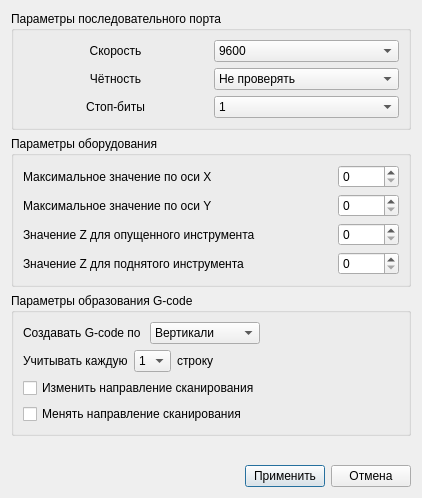
Above: ui/settings.ui from vladislick/CNCRun before the change. Below: the same form after it.
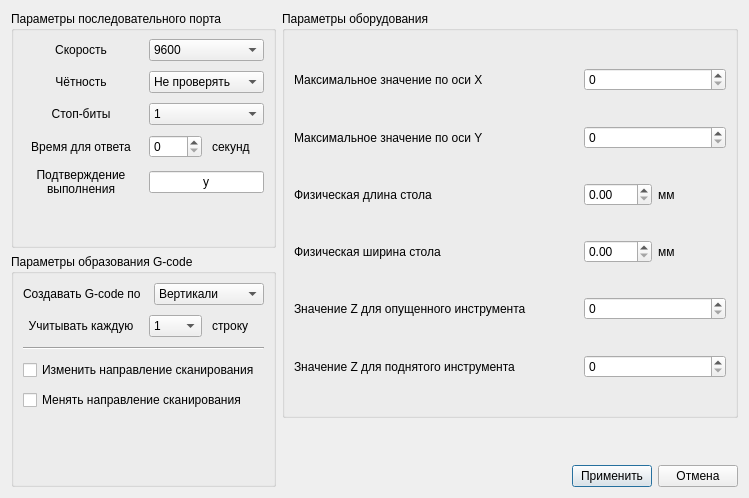
That is the form after the change.

```diff
--- a/ui/settings.ui
+++ b/ui/settings.ui
@@ -6,20 +6,34 @@
    <rect>
     <x>0</x>
     <y>0</y>
-    <width>422</width>
+    <width>749</width>
     <height>498</height>
    </rect>
   </property>
+  <property name="minimumSize">
+   <size>
+    <width>600</width>
+    <height>450</height>
+   </size>
+  </property>
   <property name="windowTitle">
    <string>Установки</string>
   </property>
-  <layout class="QVBoxLayout" name="verticalLayout">
+  <layout class="QHBoxLayout" name="horizontalLayout_11" stretch="1,2">
+   <item>
+    <layout class="QVBoxLayout" name="verticalLayout_5" stretch="1,1">
    <item>
     <widget class="QGroupBox" name="groupBox">
      <property name="title">
       <string>Параметры последовательного порта</string>
      </property>
-     <layout class="QVBoxLayout" name="verticalLayout_2">
+       <layout class="QVBoxLayout" name="verticalLayout">
+        <property name="spacing">
+         <number>10</number>
+        </property>
+        <property name="topMargin">
+         <number>8</number>
+        </property>
       <item>
        <layout class="QHBoxLayout" name="horizontalLayout_2">
         <item>
@@ -34,6 +48,12 @@
         </item>
         <item>
          <widget class="QComboBox" name="comboBox">
+            <property name="sizePolicy">
+             <sizepolicy hsizetype="Preferred" vsizetype="Fixed">
+              <horstretch>0</horstretch>
+              <verstretch>0</verstretch>
+             </sizepolicy>
+            </property>
           <item>
            <property name="text">
             <string>9600</string>
@@ -72,6 +92,12 @@
         </item>
         <item>
          <widget class="QComboBox" name="comboBox_2">
+            <property name="sizePolicy">
+             <sizepolicy hsizetype="Preferred" vsizetype="Fixed">
+              <horstretch>0</horstretch>
+              <verstretch>0</verstretch>
+             </sizepolicy>
+            </property>
           <item>
            <property name="text">
             <string>Не проверять</string>
@@ -100,6 +126,12 @@
         </item>
         <item>
          <widget class="QComboBox" name="comboBox_3">
+            <property name="sizePolicy">
+             <sizepolicy hsizetype="Preferred" vsizetype="Fixed">
+              <horstretch>0</horstretch>
+              <verstretch>0</verstretch>
+             </sizepolicy>
+            </property>
           <item>
            <property name="text">
             <string>1</string>
@@ -114,153 +146,73 @@
         </item>
        </layout>
       </item>
-     </layout>
-    </widget>
-   </item>
    <item>
-    <widget class="QGroupBox" name="groupBox_2">
-     <property name="title">
-      <string>Параметры оборудования</string>
-     </property>
-     <layout class="QVBoxLayout" name="verticalLayout_3">
+         <layout class="QHBoxLayout" name="horizontalLayout_9" stretch="1,1">
       <item>
-       <layout class="QHBoxLayout" name="horizontalLayout_5">
-        <item>
-         <widget class="QLabel" name="label_8">
+           <widget class="QLabel" name="label_6">
           <property name="text">
-           <string>Максимальное значение по оси X</string>
+             <string>Время для ответа</string>
           </property>
           <property name="alignment">
-           <set>Qt::AlignLeading|Qt::AlignLeft|Qt::AlignVCenter</set>
+             <set>Qt::AlignCenter</set>
           </property>
          </widget>
         </item>
         <item>
-         <spacer name="horizontalSpacer">
-          <property name="orientation">
-           <enum>Qt::Horizontal</enum>
-          </property>
-          <property name="sizeHint" stdset="0">
-           <size>
-            <width>40</width>
-            <height>20</height>
-           </size>
-          </property>
-         </spacer>
-        </item>
+           <layout class="QHBoxLayout" name="horizontalLayout_13">
         <item>
-         <widget class="QSpinBox" name="spinBox">
-          <property name="minimum">
-           <number>0</number>
-          </property>
-          <property name="maximum">
-           <number>10000</number>
-          </property>
-         </widget>
-        </item>
-       </layout>
-      </item>
+             <widget class="QSpinBox" name="spinBox_5"/>
+            </item>
       <item>
-       <layout class="QHBoxLayout" name="horizontalLayout_6">
-        <item>
-         <widget class="QLabel" name="label_9">
+             <widget class="QLabel" name="label_7">
           <property name="text">
-           <string>Максимальное значение по оси Y</string>
+               <string>секунд</string>
           </property>
          </widget>
         </item>
-        <item>
-         <spacer name="horizontalSpacer_5">
-          <property name="orientation">
-           <enum>Qt::Horizontal</enum>
-          </property>
-          <property name="sizeHint" stdset="0">
-           <size>
-            <width>40</width>
-            <height>20</height>
-           </size>
-          </property>
-         </spacer>
-        </item>
-        <item>
-         <widget class="QSpinBox" name="spinBox_2">
-          <property name="minimum">
-           <number>0</number>
-          </property>
-          <property name="maximum">
-           <number>10000</number>
-          </property>
-         </widget>
-        </item>
+           </layout>
+          </item>
        </layout>
       </item>
       <item>
-       <layout class="QHBoxLayout" name="horizontalLayout_4">
+         <layout class="QHBoxLayout" name="horizontalLayout_10" stretch="1,1">
         <item>
-         <widget class="QLabel" name="label_4">
+           <widget class="QLabel" name="label_10">
           <property name="text">
-           <string>Значение Z для опущенного инструмента</string>
-          </property>
-         </widget>
-        </item>
-        <item>
-         <spacer name="horizontalSpacer_6">
-          <property name="orientation">
-           <enum>Qt::Horizontal</enum>
-          </property>
-          <property name="sizeHint" stdset="0">
-           <size>
-            <width>40</width>
-            <height>20</height>
-           </size>
-          </property>
-         </spacer>
+             <string>Подтверждение выполнения</string>
+            </property>
+            <property name="alignment">
+             <set>Qt::AlignCenter</set>
+            </property>
+            <property name="wordWrap">
+             <bool>true</bool>
+            </property>
+           </widget>
         </item>
         <item>
-         <widget class="QSpinBox" name="spinBox_3">
-          <property name="minimum">
-           <number>0</number>
-          </property>
-          <property name="maximum">
-           <number>10000</number>
+           <widget class="QLineEdit" name="lineEdit">
+            <property name="text">
+             <string>y</string>
+            </property>
+            <property name="alignment">
+             <set>Qt::AlignCenter</set>
           </property>
          </widget>
         </item>
        </layout>
       </item>
       <item>
-       <layout class="QHBoxLayout" name="horizontalLayout_8">
-        <item>
-         <widget class="QLabel" name="label_5">
-          <property name="text">
-           <string>Значение Z для поднятого инструмента</string>
-          </property>
-         </widget>
-        </item>
-        <item>
-         <spacer name="horizontalSpacer_7">
+         <spacer name="verticalSpacer_2">
           <property name="orientation">
-           <enum>Qt::Horizontal</enum>
+           <enum>Qt::Vertical</enum>
           </property>
           <property name="sizeHint" stdset="0">
            <size>
-            <width>40</width>
-            <height>20</height>
+            <width>20</width>
+            <height>40</height>
            </size>
           </property>
          </spacer>
-        </item>
-        <item>
-         <widget class="QSpinBox" name="spinBox_4">
-          <property name="minimum">
-           <number>0</number>
-          </property>
-          <property name="maximum">
-           <number>10000</number>
-          </property>
-         </widget>
-        </item>
-       </layout>
       </item>
      </layout>
     </widget>
@@ -271,15 +223,18 @@
       <string>Параметры образования G-code</string>
      </property>
      <layout class="QVBoxLayout" name="verticalLayout_4">
+        <property name="spacing">
+         <number>10</number>
+        </property>
       <item>
-       <layout class="QHBoxLayout" name="horizontalLayout_12">
+         <layout class="QHBoxLayout" name="horizontalLayout_12" stretch="1,1">
         <item>
          <widget class="QLabel" name="label_13">
           <property name="text">
            <string>Создавать G-code по </string>
           </property>
           <property name="alignment">
-           <set>Qt::AlignLeading|Qt::AlignLeft|Qt::AlignVCenter</set>
+             <set>Qt::AlignCenter</set>
           </property>
          </widget>
         </item>
@@ -303,30 +258,22 @@
           </item>
          </widget>
         </item>
-        <item>
-         <spacer name="horizontalSpacer_4">
-          <property name="orientation">
-           <enum>Qt::Horizontal</enum>
-          </property>
-          <property name="sizeHint" stdset="0">
-           <size>
-            <width>40</width>
-            <height>20</height>
-           </size>
-          </property>
-         </spacer>
-        </item>
        </layout>
       </item>
       <item>
-       <layout class="QHBoxLayout" name="horizontalLayout_14">
+         <layout class="QHBoxLayout" name="horizontalLayout_14" stretch="1,1">
         <item>
          <widget class="QLabel" name="label_16">
           <property name="text">
            <string>Учитывать каждую</string>
           </property>
-         </widget>
-        </item>
+            <property name="alignment">
+             <set>Qt::AlignCenter</set>
+            </property>
+           </widget>
+          </item>
+          <item>
+           <layout class="QHBoxLayout" name="horizontalLayout_15">
         <item>
          <widget class="QComboBox" name="comboBox_6">
           <item>
@@ -358,20 +305,16 @@
           </property>
          </widget>
         </item>
+           </layout>
+          </item>
+         </layout>
+        </item>
         <item>
-         <spacer name="horizontalSpacer_3">
+         <widget class="Line" name="line">
           <property name="orientation">
            <enum>Qt::Horizontal</enum>
           </property>
-          <property name="sizeHint" stdset="0">
-           <size>
-            <width>40</width>
-            <height>20</height>
-           </size>
-          </property>
-         </spacer>
-        </item>
-       </layout>
+         </widget>
       </item>
       <item>
        <widget class="QCheckBox" name="checkBox">
@@ -387,9 +330,6 @@
         </property>
        </widget>
       </item>
-     </layout>
-    </widget>
-   </item>
    <item>
     <spacer name="verticalSpacer">
      <property name="orientation">
@@ -403,6 +343,263 @@
      </property>
     </spacer>
    </item>
+       </layout>
+      </widget>
+     </item>
+    </layout>
+   </item>
+   <item>
+    <layout class="QVBoxLayout" name="verticalLayout_6" stretch="10,1,0">
+     <item>
+      <widget class="QGroupBox" name="groupBox_2">
+       <property name="title">
+        <string>Параметры оборудования</string>
+       </property>
+       <layout class="QVBoxLayout" name="verticalLayout_2">
+        <item>
+         <spacer name="verticalSpacer_3">
+          <property name="orientation">
+           <enum>Qt::Vertical</enum>
+          </property>
+          <property name="sizeHint" stdset="0">
+           <size>
+            <width>20</width>
+            <height>40</height>
+           </size>
+          </property>
+         </spacer>
+        </item>
+        <item>
+         <layout class="QHBoxLayout" name="horizontalLayout_5" stretch="2,1">
+          <item>
+           <widget class="QLabel" name="label_8">
+            <property name="text">
+             <string>Максимальное значение по оси X</string>
+            </property>
+            <property name="alignment">
+             <set>Qt::AlignLeading|Qt::AlignLeft|Qt::AlignVCenter</set>
+            </property>
+           </widget>
+          </item>
+          <item>
+           <widget class="QSpinBox" name="spinBox">
+            <property name="minimum">
+             <number>0</number>
+            </property>
+            <property name="maximum">
+             <number>10000</number>
+            </property>
+           </widget>
+          </item>
+         </layout>
+        </item>
+        <item>
+         <spacer name="verticalSpacer_4">
+          <property name="orientation">
+           <enum>Qt::Vertical</enum>
+          </property>
+          <property name="sizeHint" stdset="0">
+           <size>
+            <width>20</width>
+            <height>40</height>
+           </size>
+          </property>
+         </spacer>
+        </item>
+        <item>
+         <layout class="QHBoxLayout" name="horizontalLayout_6" stretch="2,1">
+          <item>
+           <widget class="QLabel" name="label_9">
+            <property name="text">
+             <string>Максимальное значение по оси Y</string>
+            </property>
+           </widget>
+          </item>
+          <item>
+           <widget class="QSpinBox" name="spinBox_2">
+            <property name="minimum">
+             <number>0</number>
+            </property>
+            <property name="maximum">
+             <number>10000</number>
+            </property>
+           </widget>
+          </item>
+         </layout>
+        </item>
+        <item>
+         <spacer name="verticalSpacer_5">
+          <property name="orientation">
+           <enum>Qt::Vertical</enum>
+          </property>
+          <property name="sizeHint" stdset="0">
+           <size>
+            <width>20</width>
+            <height>40</height>
+           </size>
+          </property>
+         </spacer>
+        </item>
+        <item>
+         <layout class="QHBoxLayout" name="horizontalLayout_16" stretch="2,1">
+          <item>
+           <widget class="QLabel" name="label_11">
+            <property name="text">
+             <string>Физическая длина стола</string>
+            </property>
+           </widget>
+          </item>
+          <item>
+           <layout class="QHBoxLayout" name="horizontalLayout_17">
+            <item>
+             <widget class="QDoubleSpinBox" name="doubleSpinBox"/>
+            </item>
+            <item>
+             <widget class="QLabel" name="label_12">
+              <property name="text">
+               <string>мм</string>
+              </property>
+             </widget>
+            </item>
+           </layout>
+          </item>
+         </layout>
+        </item>
+        <item>
+         <spacer name="verticalSpacer_6">
+          <property name="orientation">
+           <enum>Qt::Vertical</enum>
+          </property>
+          <property name="sizeHint" stdset="0">
+           <size>
+            <width>20</width>
+            <height>40</height>
+           </size>
+          </property>
+         </spacer>
+        </item>
+        <item>
+         <layout class="QHBoxLayout" name="horizontalLayout_18" stretch="2,1">
+          <item>
+           <widget class="QLabel" name="label_14">
+            <property name="text">
+             <string>Физическая ширина стола</string>
+            </property>
+           </widget>
+          </item>
+          <item>
+           <layout class="QHBoxLayout" name="horizontalLayout_19">
+            <item>
+             <widget class="QDoubleSpinBox" name="doubleSpinBox_2"/>
+            </item>
+            <item>
+             <widget class="QLabel" name="label_15">
+              <property name="text">
+               <string>мм</string>
+              </property>
+             </widget>
+            </item>
+           </layout>
+          </item>
+         </layout>
+        </item>
+        <item>
+         <spacer name="verticalSpacer_8">
+          <property name="orientation">
+           <enum>Qt::Vertical</enum>
+          </property>
+          <property name="sizeHint" stdset="0">
+           <size>
+            <width>20</width>
+            <height>40</height>
+           </size>
+          </property>
+         </spacer>
+        </item>
+        <item>
+         <layout class="QHBoxLayout" name="horizontalLayout_4" stretch="2,1">
+          <item>
+           <widget class="QLabel" name="label_4">
+            <property name="text">
+             <string>Значение Z для опущенного инструмента</string>
+            </property>
+           </widget>
+          </item>
+          <item>
+           <widget class="QSpinBox" name="spinBox_3">
+            <property name="minimum">
+             <number>0</number>
+            </property>
+            <property name="maximum">
+             <number>10000</number>
+            </property>
+           </widget>
+          </item>
+         </layout>
+        </item>
+        <item>
+         <spacer name="verticalSpacer_9">
+          <property name="orientation">
+           <enum>Qt::Vertical</enum>
+          </property>
+          <property name="sizeHint" stdset="0">
+           <size>
+            <width>20</width>
+            <height>40</height>
+           </size>
+          </property>
+         </spacer>
+        </item>
+        <item>
+         <layout class="QHBoxLayout" name="horizontalLayout_8" stretch="2,1">
+          <item>
+           <widget class="QLabel" name="label_5">
+            <property name="text">
+             <string>Значение Z для поднятого инструмента</string>
+            </property>
+           </widget>
+          </item>
+          <item>
+           <widget class="QSpinBox" name="spinBox_4">
+            <property name="minimum">
+             <number>0</number>
+            </property>
+            <property name="maximum">
+             <number>10000</number>
+            </property>
+           </widget>
+          </item>
+         </layout>
+        </item>
+        <item>
+         <spacer name="verticalSpacer_10">
+          <property name="orientation">
+           <enum>Qt::Vertical</enum>
+          </property>
+          <property name="sizeHint" stdset="0">
+           <size>
+            <width>20</width>
+            <height>40</height>
+           </size>
+          </property>
+         </spacer>
+        </item>
+       </layout>
+      </widget>
+     </item>
+     <item>
+      <spacer name="verticalSpacer_7">
+       <property name="orientation">
+        <enum>Qt::Vertical</enum>
+       </property>
+       <property name="sizeHint" stdset="0">
+        <size>
+         <width>20</width>
+         <height>40</height>
+        </size>
+       </property>
+      </spacer>
+     </item>
    <item>
     <layout class="QHBoxLayout" name="horizontalLayout_7">
      <item>
@@ -440,6 +637,8 @@
         <string>Отмена</string>
        </property>
       </widget>
+       </item>
+      </layout>
      </item>
     </layout>
    </item>
```
Left out of the diff: 2 changed lines with no effect on the pictures. Lines whose indentation alone changed are shown as unchanged.
